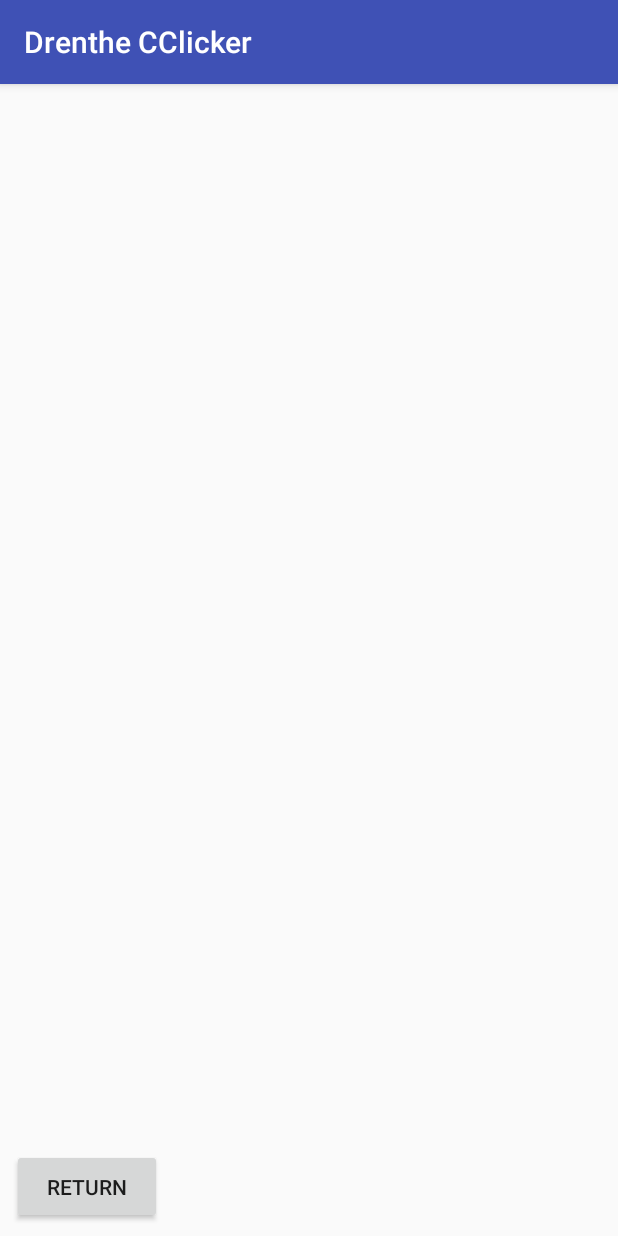
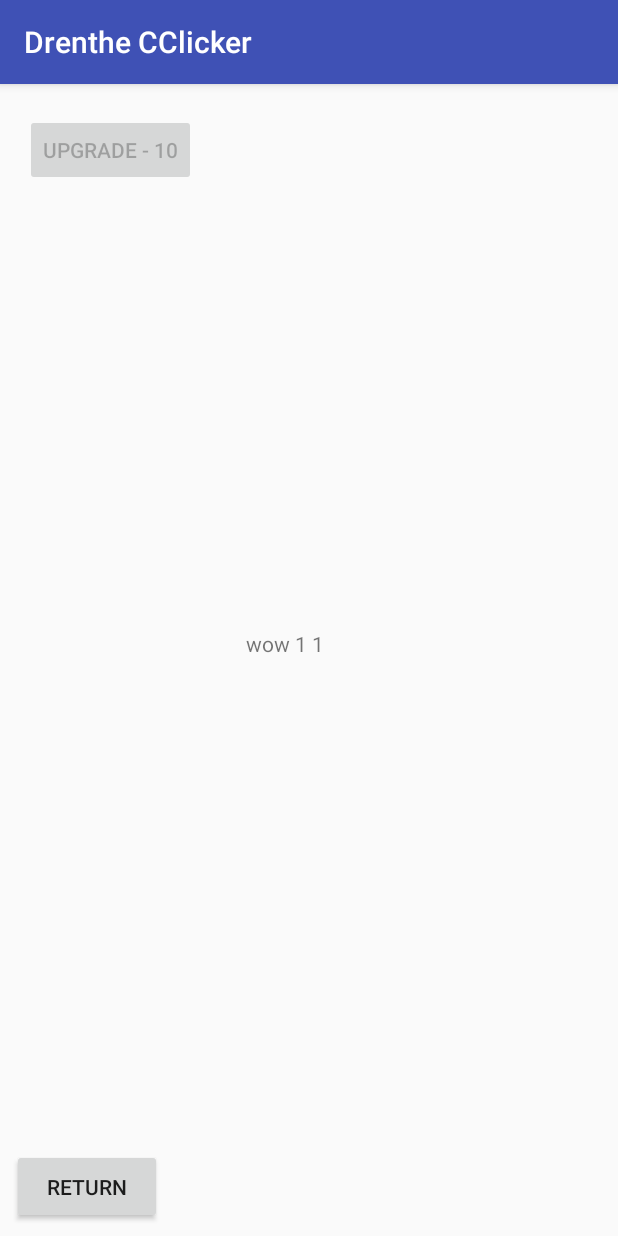
Before and after one commit to Peetie2000/AS_HelloWorld, an Android app: the screen it shows after launch (Activity2), after a tap on "SHOP", on a phone screen of 412 x 824 dp. Run offline under Robolectric (Android 15) with nearby library versions, the phone set to English and light mode, and no system bars; 1 other tap on this screen came first.

Commit message:
return knop vanaf tweede activity

```diff
--- a/app/src/main/java/com/example/patrick/helloworld/Activity2.java
+++ b/app/src/main/java/com/example/patrick/helloworld/Activity2.java
@@ -5,12 +5,18 @@ import android.support.v7.app.AppCompatActivity;
 import android.os.Bundle;
 import android.view.View;
 import android.widget.Button;
+import android.widget.TextView;
 
+import static com.example.patrick.helloworld.R.id.clickButton;
 import static com.example.patrick.helloworld.R.id.returnButton;
 
 public class Activity2 extends AppCompatActivity {
 
-    Button b_returnButton;
+    Button b_returnButton, b_buyButton;
+    TextView tv_clickView;
+    int clickCounter;
+    int clickValue;
+    String test;
 
     @Override
     protected void onCreate(Bundle savedInstanceState) {
@@ -18,13 +24,45 @@ public class Activity2 extends AppCompatActivity {
         setContentView(R.layout.activity_2);
 
         b_returnButton = (Button) findViewById(returnButton);
+        b_buyButton = (Button) findViewById(R.id.buyButton);
+        tv_clickView = (TextView) findViewById(R.id.clickView);
+        Bundle extras = getIntent().getExtras();
+        if (extras != null) {
+            Intent intent = getIntent();
+            String clickCounterText = (intent.getStringExtra("clickCounter"));
+            String clickValueText = (intent.getStringExtra("clickValue"));
+            clickCounter = Integer.parseInt(clickCounterText);
+            clickValue = Integer.parseInt(clickValueText);
+        }
 
+
+        tv_clickView.setText("wow " + clickCounter + " " + clickValue);
+
+
+        b_buyButton.setEnabled(false);
+    if (clickCounter >=10) {
+        b_buyButton.setEnabled(true);
+        b_buyButton.setOnClickListener(new View.OnClickListener() {
+            @Override
+            public void onClick(View v) {
+
+                clickValue = clickValue + 2;
+                clickCounter = clickCounter - 10;
+
+                b_buyButton.setText("Max upgrade");
+                b_buyButton.setEnabled(false);
+            }
+        });
+    }
         b_returnButton.setOnClickListener(new View.OnClickListener(){
             @Override
             public void onClick(View v) {
-                startActivity(new Intent(getApplicationContext(), MainActivity.class));
+                Intent intent = new Intent(getApplicationContext(), MainActivity.class);
+                intent.putExtra("clickCounter",Integer.toString(clickCounter));
+                intent.putExtra("clickValue", Integer.toString(clickValue));
+                startActivity(intent);
+
             }
         });
-
     }
 }
--- a/app/src/main/java/com/example/patrick/helloworld/MainActivity.java
+++ b/app/src/main/java/com/example/patrick/helloworld/MainActivity.java
@@ -10,11 +10,12 @@ import android.widget.TextView;
 
 public class MainActivity extends AppCompatActivity {
 
-    int clickCounter = 0;
-    int clickValue= 1;
+    int clickCounter;
+    int clickValue;
+
     boolean item1 = false;
     TextView tv_clicks;
-    Button b_clickButton, b_buyButton, b_shopButton;
+    Button b_clickButton, b_shopButton;
     ProgressBar pb_progressBar;
 
 
@@ -26,13 +27,26 @@ public class MainActivity extends AppCompatActivity {
 
         tv_clicks = (TextView) findViewById(R.id.clicks);
         b_clickButton = (Button) findViewById(R.id.clickButton);
-        b_buyButton = (Button) findViewById(R.id.buyButton);
+
         b_shopButton = (Button) findViewById(R.id.shopButton);
         pb_progressBar =(ProgressBar) findViewById(R.id.progressBar);
+
+        Bundle extras = getIntent().getExtras();
+        if (extras != null) {
+            Intent intent = getIntent();
+            String clickCounterText = (intent.getStringExtra("clickCounter"));
+            String clickValueText = (intent.getStringExtra("clickValue"));
+            clickCounter = Integer.parseInt(clickCounterText);
+            clickValue = Integer.parseInt(clickValueText);
+        }
+        else{
+            clickValue = 1;
+        }
+
         pb_progressBar.setMax(100);
-        pb_progressBar.setProgress(0);
 
-        b_buyButton.setEnabled(false);
+        pb_progressBar.setProgress(clickCounter);
+        tv_clicks.setText("Clicks: " + clickCounter);
 
         b_clickButton.setOnClickListener(new View.OnClickListener() {
             @Override
@@ -44,33 +58,40 @@ public class MainActivity extends AppCompatActivity {
                     pb_progressBar.setProgress(0);
                     //andere functie bij volle bar
                 }
-                if(clickCounter >= 10){
-                    if(!item1) {
-                        b_buyButton.setEnabled(true);
-                        item1 = true;
-
-                    }
-                }
+//                if(clickCounter >= 10){
+//                    if(!item1) {
+//                        b_buyButton.setEnabled(true);
+//                        item1 = true;
+//
+//                    }
+//                }
             }
         });
 
-        b_buyButton.setOnClickListener(new View.OnClickListener(){
-            @Override
-            public void onClick(View v) {
-                clickValue = clickValue + 2;
-                clickCounter = clickCounter - 10;
-                tv_clicks.setText("Clicks: " + clickCounter);
-                pb_progressBar.setProgress(clickCounter);
-                b_buyButton.setText("Max upgrade");
-                b_buyButton.setEnabled(false);
-            }
-        });
+//        b_buyButton.setOnClickListener(new View.OnClickListener(){
+//            @Override
+//            public void onClick(View v) {
+//                clickValue = clickValue + 2;
+//                clickCounter = clickCounter - 10;
+//                tv_clicks.setText("Clicks: " + clickCounter);
+//                pb_progressBar.setProgress(clickCounter);
+//                b_buyButton.setText("Max upgrade");
+//                b_buyButton.setEnabled(false);
+//            }
+//        });
+
+
 
         b_shopButton.setOnClickListener(new View.OnClickListener(){
             @Override
             public void onClick(View v) {
-                startActivity(new Intent(getApplicationContext(), Activity2.class));
+                Intent intent = new Intent(getApplicationContext(), Activity2.class);
+                intent.putExtra("clickCounter",Integer.toString(clickCounter));
+                intent.putExtra("clickValue", Integer.toString(clickValue));
+                startActivity(intent);
             }
         });
+
+
     }
 }
--- a/app/src/main/res/layout/activity_2.xml
+++ b/app/src/main/res/layout/activity_2.xml
@@ -22,5 +22,34 @@
         app:layout_constraintTop_toTopOf="parent"
         app:layout_constraintVertical_bias="1.0" />
 
+    <Button
+        android:id="@+id/buyButton"
+        android:layout_width="wrap_content"
+        android:layout_height="wrap_content"
+        android:layout_marginBottom="8dp"
+        android:layout_marginEnd="8dp"
+        android:layout_marginStart="8dp"
+        android:layout_marginTop="8dp"
+        android:text="Upgrade - 10"
+        app:layout_constraintBottom_toBottomOf="parent"
+        app:layout_constraintEnd_toEndOf="parent"
+        app:layout_constraintHorizontal_bias="0.031"
+        app:layout_constraintStart_toStartOf="parent"
+        app:layout_constraintTop_toTopOf="parent"
+        app:layout_constraintVertical_bias="0.017" />
+
+    <TextView
+        android:id="@+id/clickView"
+        android:layout_width="84dp"
+        android:layout_height="42dp"
+        android:layout_marginBottom="8dp"
+        android:layout_marginEnd="8dp"
+        android:layout_marginStart="8dp"
+        android:layout_marginTop="8dp"
+        android:text="TextView"
+        app:layout_constraintBottom_toBottomOf="parent"
+        app:layout_constraintEnd_toEndOf="parent"
+        app:layout_constraintStart_toStartOf="parent"
+        app:layout_constraintTop_toTopOf="parent" />
 
 </android.support.constraint.ConstraintLayout>
--- a/app/src/main/res/layout/activity_main.xml
+++ b/app/src/main/res/layout/activity_main.xml
@@ -49,20 +49,20 @@
         app:layout_constraintTop_toTopOf="parent"
         app:layout_constraintVertical_bias="0.4" />
 
-    <Button
-        android:id="@+id/buyButton"
-        android:layout_width="wrap_content"
-        android:layout_height="wrap_content"
-        android:layout_marginBottom="8dp"
-        android:layout_marginEnd="8dp"
-        android:layout_marginStart="8dp"
-        android:layout_marginTop="8dp"
-        android:text="Upgrade - 10"
-        app:layout_constraintBottom_toBottomOf="parent"
-        app:layout_constraintEnd_toEndOf="parent"
-        app:layout_constraintStart_toStartOf="parent"
-        app:layout_constraintTop_toTopOf="parent"
-        app:layout_constraintVertical_bias="0.711" />
+    <!--<Button-->
+        <!--android:id="@+id/buyButton"-->
+        <!--android:layout_width="wrap_content"-->
+        <!--android:layout_height="wrap_content"-->
+        <!--android:layout_marginBottom="8dp"-->
+        <!--android:layout_marginEnd="8dp"-->
+        <!--android:layout_marginStart="8dp"-->
+        <!--android:layout_marginTop="8dp"-->
+        <!--android:text="Upgrade - 10"-->
+        <!--app:layout_constraintBottom_toBottomOf="parent"-->
+        <!--app:layout_constraintEnd_toEndOf="parent"-->
+        <!--app:layout_constraintStart_toStartOf="parent"-->
+        <!--app:layout_constraintTop_toTopOf="parent"-->
+        <!--app:layout_constraintVertical_bias="0.711" />-->
 
     <Button
         android:id="@+id/shopButton"
@@ -81,4 +81,5 @@
         app:layout_constraintVertical_bias="1.0" />
 
 
+
 </android.support.constraint.ConstraintLayout>
```
